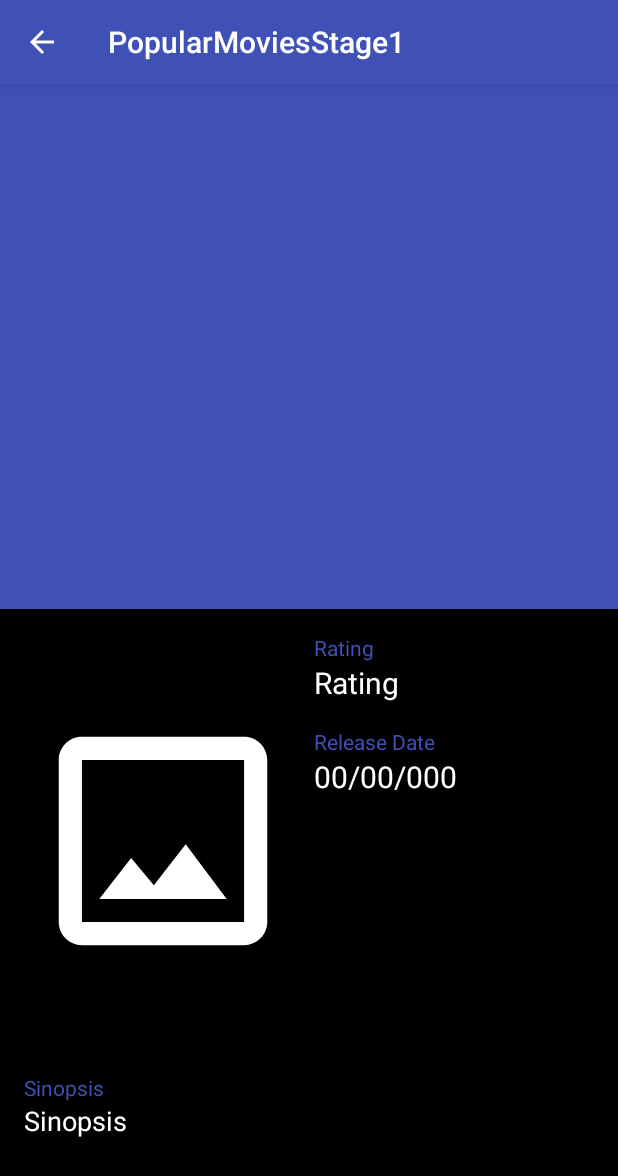
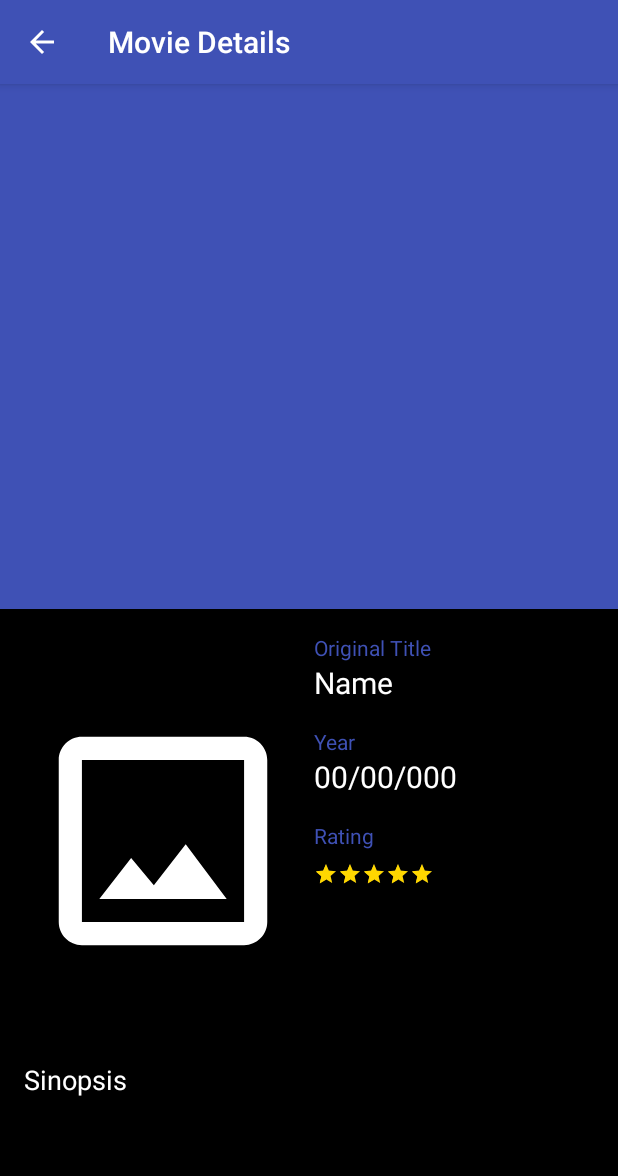
Before and after one commit to mleecarvalho/popularmovies, an Android app: the ItemDetailActivity screen opened directly, with no data from a screen before it, on a phone screen of 412 x 824 dp. Shown: the top 1176 px of the screen. Run offline under Robolectric (Android 15) with nearby library versions, the phone set to English and light mode, and no system bars; our stand-ins replace ButterKnife, Picasso; libraries missing offline, so code that uses them is left out: android.support.v7; pictures from the network do not load; 7 statements that could not run were skipped.

Commit message:
rating stars

```diff
--- a/app/src/main/java/stageone/popularmovies/carvalho/marcio/project/com/popularmoviesstage1/itemDetail/ItemDetailActivity.java
+++ b/app/src/main/java/stageone/popularmovies/carvalho/marcio/project/com/popularmoviesstage1/itemDetail/ItemDetailActivity.java
@@ -1,8 +1,5 @@
 package stageone.popularmovies.carvalho.marcio.project.com.popularmoviesstage1.itemDetail;
 
-import android.graphics.Bitmap;
-import android.graphics.drawable.BitmapDrawable;
-import android.support.design.widget.AppBarLayout;
 import android.support.design.widget.CollapsingToolbarLayout;
 import android.support.v7.app.AppCompatActivity;
 import android.os.Bundle;
@@ -10,36 +7,35 @@ import android.support.v7.graphics.Palette;
 import android.support.v7.widget.Toolbar;
 import android.view.MenuItem;
 import android.widget.ImageView;
+import android.widget.RatingBar;
 import android.widget.TextView;
 import butterknife.BindView;
 import butterknife.ButterKnife;
-import com.squareup.picasso.Callback;
-import com.squareup.picasso.Picasso;
 import stageone.popularmovies.carvalho.marcio.project.com.popularmoviesstage1.R;
 import stageone.popularmovies.carvalho.marcio.project.com.popularmoviesstage1.data.model.Movie;
 
-import static stageone.popularmovies.carvalho.marcio.project.com.popularmoviesstage1.utils.ConvertUtils.convertDoubleToDecimal;
-import static stageone.popularmovies.carvalho.marcio.project.com.popularmoviesstage1.utils.ConvertUtils.formatDate;
+import static stageone.popularmovies.carvalho.marcio.project.com.popularmoviesstage1.utils.ConvertUtils.formatToGregorianDate;
+import static stageone.popularmovies.carvalho.marcio.project.com.popularmoviesstage1.utils.ConvertUtils.getYearAmericanDate;
 
 public class ItemDetailActivity extends AppCompatActivity
         implements ItemDetailContract.View{
 
-    @BindView(R.id.collapsing_toolbar)
-    protected CollapsingToolbarLayout collapsingToolbarLayout;
-    @BindView(R.id.app_bar_layout)
-    protected AppBarLayout appBarLayout;
-    @BindView(R.id.movieBackdropImage)
-    protected ImageView movieBackdropImage;
+    @BindView(R.id.collapse_toolbar)
+    protected CollapsingToolbarLayout collapseToolbarLayout;
+    @BindView(R.id.collapse_image)
+    protected ImageView collapseImage;
     @BindView(R.id.toolbar)
     protected Toolbar toolbar;
-    @BindView(R.id.iv_movie_poster)
-    protected ImageView moviePoster;
-    @BindView(R.id.tv_movie_rating)
-    protected TextView movieRating;
-    @BindView(R.id.tv_movie_release_date)
-    protected TextView movieReleaseDate;
-    @BindView(R.id.tv_movie_synopsis)
-    protected TextView movieSynopsis;
+    @BindView(R.id.original_title_text)
+    protected TextView originalTitle;
+    @BindView(R.id.movie_item_image)
+    protected ImageView movieImage;
+    @BindView(R.id.rating_bar)
+    protected RatingBar rating_bar;
+    @BindView(R.id.release_date_text)
+    protected TextView releaseDate;
+    @BindView(R.id.synopse_text)
+    protected TextView synopse;
     private Movie movie;
     private ItemDetailContract.Presenter presenter;
 
@@ -50,7 +46,6 @@ public class ItemDetailActivity extends AppCompatActivity
         ButterKnife.bind(this);
 
         this.movie =  getIntent().getParcelableExtra("movie");
-        getSupportActionBar().setDisplayHomeAsUpEnabled(true);
         setupPresenter();
         setupFields();
     }
@@ -60,13 +55,19 @@ public class ItemDetailActivity extends AppCompatActivity
     }
 
     private void setupFields() {
-        getSupportActionBar().setTitle(movie.getTitle());
-        collapsingToolbarLayout.setTitle(movie.getTitle());
-        movieRating.setText(convertDoubleToDecimal(movie.getVoteAverage()));
-        movieReleaseDate.setText(formatDate(movie.getReleaseDate()));
-        movieSynopsis.setText(movie.getOverview());
-        presenter.loadMovieImage(moviePoster,movie.getPosterPath());
-        presenter.loadCollapseImage(movieBackdropImage, movie.getBackdropPath());
+        getSupportActionBar().setDisplayHomeAsUpEnabled(true);
+        getSupportActionBar().setTitle(R.string.movie_details_title);
+        collapseToolbarLayout.setTitle(movie.getTitle());
+        originalTitle.setText(movie.getOriginalTitle());
+        rating_bar.setRating(averageRate(movie.getVoteAverage())) ;
+        releaseDate.setText(getYearAmericanDate(movie.getReleaseDate()));
+        synopse.setText(movie.getOverview());
+        presenter.loadMovieImage(movieImage,movie.getPosterPath());
+        presenter.loadCollapseImage(collapseImage, movie.getBackdropPath());
+    }
+
+    private Float averageRate(Double voteAverage) {
+        return   voteAverage.floatValue() / 2;
     }
 
     @Override
@@ -83,7 +84,7 @@ public class ItemDetailActivity extends AppCompatActivity
     @Override public void setCollapsePallete(Palette palette) {
             int primaryDark = getResources().getColor(R.color.colorPrimaryDark);
             int primary = getResources().getColor(R.color.colorPrimary);
-            collapsingToolbarLayout.setContentScrimColor(palette.getMutedColor(primary));
-            collapsingToolbarLayout.setStatusBarScrimColor(palette.getDarkMutedColor(primaryDark));
+            collapseToolbarLayout.setContentScrimColor(palette.getMutedColor(primary));
+            collapseToolbarLayout.setStatusBarScrimColor(palette.getDarkMutedColor(primaryDark));
     }
 }
--- a/app/src/main/res/layout/activity_item_detail.xml
+++ b/app/src/main/res/layout/activity_item_detail.xml
@@ -17,7 +17,7 @@
       android:fitsSystemWindows="true">
 
     <android.support.design.widget.CollapsingToolbarLayout
-        android:id="@+id/collapsing_toolbar"
+        android:id="@+id/collapse_toolbar"
         android:layout_width="match_parent"
         android:layout_height="match_parent"
         app:layout_scrollFlags="scroll|exitUntilCollapsed"
@@ -27,7 +27,7 @@
         android:fitsSystemWindows="true">
 
       <ImageView
-          android:id="@+id/movieBackdropImage"
+          android:id="@+id/collapse_image"
           android:layout_width="match_parent"
           android:layout_height="350dp"
           android:scaleType="centerCrop"
@@ -66,22 +66,53 @@
           android:layout_height="wrap_content">
 
         <ImageView
-            android:id="@+id/iv_movie_poster"
+            android:id="@+id/movie_item_image"
             android:layout_width="185dp"
             android:layout_height="277dp"
             android:src="@drawable/no_image"/>
 
-        <FrameLayout
+        <LinearLayout
             android:orientation="vertical"
             android:layout_width="match_parent"
-            android:layout_height="match_parent"
+            android:layout_height="wrap_content"
             android:layout_marginLeft="8dp">
 
           <LinearLayout
               android:orientation="vertical"
-              android:layout_width="wrap_content"
+              android:layout_width="match_parent"
               android:layout_height="wrap_content"
               android:layout_gravity="top">
+
+            <TextView
+                android:layout_width="wrap_content"
+                android:layout_height="wrap_content"
+                android:text="@string/original_title"
+                android:textColor="@color/colorPrimary"
+                android:textSize="14sp"/>
+
+            <TextView
+                android:id="@+id/original_title_text"
+                android:layout_width="wrap_content"
+                android:layout_height="wrap_content"
+                android:text="Name"
+                android:textColor="@color/white"
+                android:textSize="20sp"
+                android:layout_marginBottom="16dp"/>
+            <TextView
+                android:layout_width="wrap_content"
+                android:layout_height="wrap_content"
+                android:text="@string/year_title"
+                android:textColor="@color/colorPrimary"
+                android:textSize="14sp"/>
+
+            <TextView
+                android:id="@+id/release_date_text"
+                android:layout_width="wrap_content"
+                android:layout_height="wrap_content"
+                android:text="00/00/000"
+                android:textColor="@color/white"
+                android:textSize="20sp"
+                android:layout_marginBottom="16dp"/>
 
             <TextView
                 android:layout_width="wrap_content"
@@ -90,52 +121,34 @@
                 android:textColor="@color/colorPrimary"
                 android:textSize="14sp"/>
 
-            <TextView
-                android:id="@+id/tv_movie_rating"
+
+            <RatingBar
+                android:id="@+id/rating_bar"
                 android:layout_width="wrap_content"
                 android:layout_height="wrap_content"
-                android:text="Rating"
-                android:textColor="@color/white"
-                android:textSize="20sp"
-                android:layout_marginBottom="16dp"/>
-
-            <TextView
-                android:layout_width="wrap_content"
-                android:layout_height="wrap_content"
-                android:text="@string/release_date_title"
-                android:textColor="@color/colorPrimary"
-                android:textSize="14sp"/>
-
-            <TextView
-                android:id="@+id/tv_movie_release_date"
-                android:layout_width="wrap_content"
-                android:layout_height="wrap_content"
-                android:text="00/00/000"
-                android:textColor="@color/white"
-                android:textSize="20sp"/>
+                android:layout_marginTop="8dp"
+                android:theme="@style/RatingBar"
+                android:numStars="5"
+                android:stepSize="0.0"
+                android:rating="5.0"
+                style="?android:attr/ratingBarStyleSmall"/>
           </LinearLayout>
-        </FrameLayout>
+        </LinearLayout>
 
       </LinearLayout>
       <LinearLayout
           android:orientation="vertical"
           android:layout_width="match_parent"
           android:layout_height="wrap_content"
-          android:paddingTop="16dp">
+          android:paddingTop="8dp">
 
         <TextView
-            android:layout_width="wrap_content"
-            android:layout_height="wrap_content"
-            android:text="@string/sinopsis_title"
-            android:textColor="@color/colorPrimary"
-            android:textSize="14sp"/>
-
-        <TextView
-            android:id="@+id/tv_movie_synopsis"
+            android:id="@+id/synopse_text"
             android:layout_width="match_parent"
             android:layout_height="wrap_content"
             android:text="Sinopsis"
             android:textColor="@color/white"
+            android:layout_toRightOf="@id/movie_item_image"
             android:textSize="18sp"/>
 
       </LinearLayout>
--- a/app/src/main/res/values/colors.xml
+++ b/app/src/main/res/values/colors.xml
@@ -7,4 +7,6 @@
   <color name="white">#FFFFFF</color>
   <color name="transparent">#00000000</color>
   <color name="black_transparent">#99000000</color>
+  <color name="light_grey">#999999</color>
+  <color name="gold">#FFD700</color>
 </resources>
--- a/app/src/main/res/values/strings.xml
+++ b/app/src/main/res/values/strings.xml
@@ -1,11 +1,12 @@
 <resources>
-  <string name="app_name">PopularMoviesStage1</string>
-  <string name="no_internet_msg">Sem internet no momento</string>
-  <string name="connection_error_title">Erro de conexão</string>
+  <string name="app_name">Pop Movies</string>
+  <string name="no_internet_msg">No internet connection</string>
+  <string name="connection_error_title">Connection error</string>
   <string name="ok_button">OK</string>
   <string name="ordey_by_popularity">Order By Popularity</string>
   <string name="order_by_rating">Order By Rating</string>
   <string name="rating_title">Rating</string>
-  <string name="release_date_title">Release Date</string>
-  <string name="sinopsis_title">Sinopsis</string>
+  <string name="year_title">Year</string>
+  <string name="original_title">Original Title</string>
+  <string name="movie_details_title">Movie Details</string>
 </resources>
--- a/app/src/main/res/values/styles.xml
+++ b/app/src/main/res/values/styles.xml
@@ -13,6 +13,11 @@
     <item name="windowNoTitle">true</item>
   </style>
 
+  <style name="RatingBar" parent="Theme.AppCompat">
+    <item name="colorControlNormal">@color/light_grey</item>
+    <item name="colorControlActivated">@color/gold</item>
+  </style>
+
   <style name="AppTheme.AppBarOverlay" parent="ThemeOverlay.AppCompat.Dark.ActionBar"/>
 
   <style name="AppTheme.PopupOverlay" parent="ThemeOverlay.AppCompat.Light"/>
```
Also changed, not shown: app/src/main/java/stageone/popularmovies/carvalho/marcio/project/com/popularmoviesstage1/utils/ConvertUtils.java (+13 -7 lines), app/src/main/res/layout/adapter_list_movie_item.xml (+5 -3 lines).
